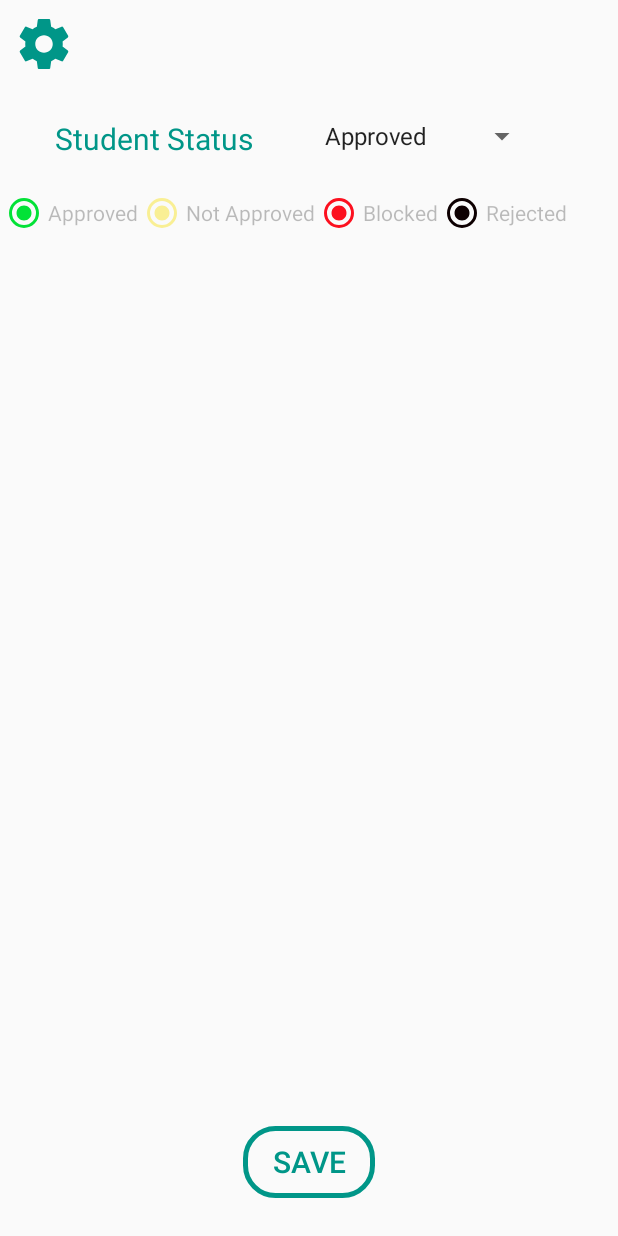
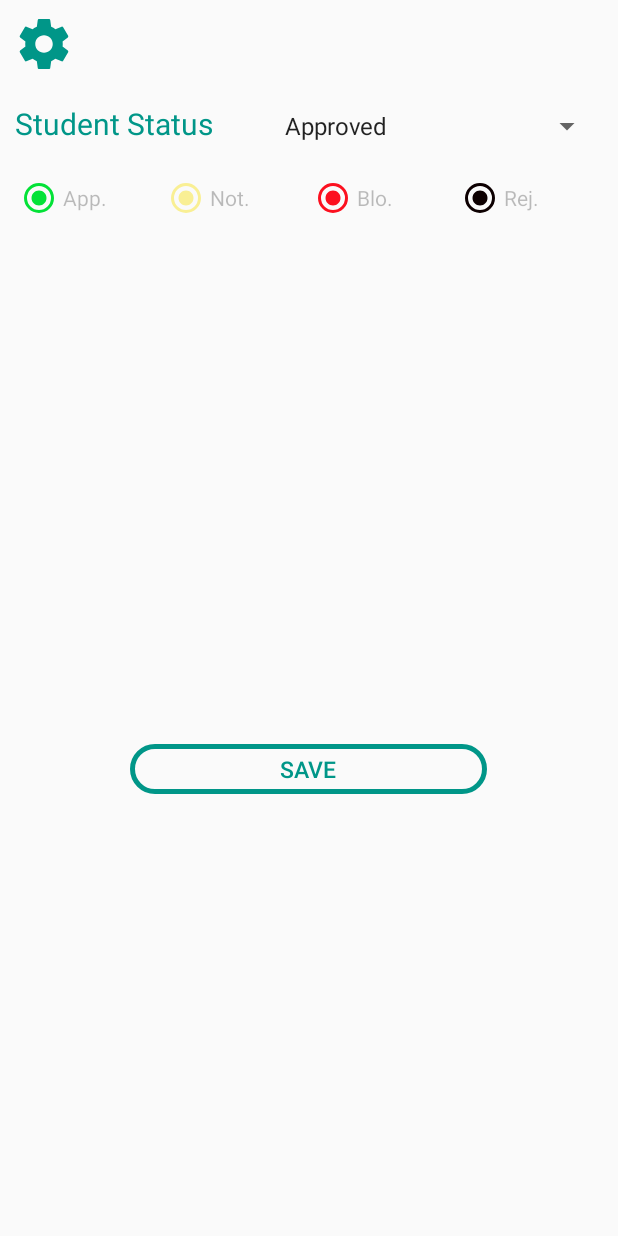
Before and after one commit to abdullahayyad/Teacher_Group1, an Android app: the fragment ManageUserFragment placed in its activity, on a phone screen of 412 x 824 dp. Run offline under Robolectric (Android 15) with nearby library versions, the phone set to English and light mode, and no system bars; 1 statement that could not run was skipped.

Commit message:
design manager user

```diff
--- a/app/src/main/res/layout/fragment_manage_user.xml
+++ b/app/src/main/res/layout/fragment_manage_user.xml
@@ -1,98 +1,114 @@
 <?xml version="1.0" encoding="utf-8"?>
-<RelativeLayout
+<LinearLayout
     xmlns:android="http://schemas.android.com/apk/res/android"
+    android:layout_width="match_parent"
+    android:layout_height="match_parent"
     android:orientation="vertical"
-    android:layout_width="match_parent"
-    android:layout_height="match_parent">
-    <TextView
-        android:layout_width="wrap_content"
-        android:layout_height="wrap_content"
-        android:text="Student Status"
-        android:textSize="20sp"
-        android:textColor="#009688"
-        android:id="@+id/textView"
-        android:layout_marginTop="20dp"
-        android:layout_alignParentTop="true"
-        android:layout_toLeftOf="@+id/spinner"
-        android:layout_toStartOf="@+id/spinner"
-        android:layout_marginRight="40dp"
-        android:layout_marginEnd="40dp" />
-    <Spinner
-        android:layout_width="150dp"
-        android:layout_height="wrap_content"
-        android:layout_marginRight="53dp"
-        android:id="@+id/spinner"
-        android:layout_marginEnd="53dp"
-        android:layout_alignTop="@+id/textView"
-        android:layout_alignParentRight="true"
-        android:layout_alignParentEnd="true"
-        ></Spinner>
+    android:layout_margin="10dp"
+
+    >
 
     <LinearLayout
         android:layout_width="match_parent"
         android:layout_height="wrap_content"
+
+        >
+
+        <TextView
+            android:id="@+id/textView"
+            android:layout_width="wrap_content"
+            android:layout_height="wrap_content"
+            android:layout_alignParentTop="true"
+            android:layout_marginEnd="40dp"
+            android:layout_marginRight="40dp"
+            android:layout_toLeftOf="@+id/spinner"
+            android:layout_toStartOf="@+id/spinner"
+            android:text="Student Status"
+            android:textColor="#009688"
+            android:textSize="20sp" />
+
+        <Spinner
+            android:id="@+id/spinner"
+            android:layout_width="match_parent"
+            android:layout_height="wrap_content"
+
+            >
+
+        </Spinner>
+    </LinearLayout>
+
+    <LinearLayout
         android:id="@+id/linearLayout"
-        android:orientation="horizontal"
-        android:layout_below="@+id/textView"
-        android:layout_alignParentLeft="true"
-        android:layout_alignParentStart="true"
-        android:layout_marginTop="20dp">
-
+        android:layout_width="match_parent"
+        android:layout_height="40dp"
+        android:layout_marginTop="20dp"
+        android:orientation="horizontal">
 
 
         <RadioButton
             android:id="@+id/radioButton2"
-        android:layout_width="wrap_content"
+            android:layout_width="0dp"
+            android:layout_weight="1"
             android:layout_height="wrap_content"
             android:buttonTint="#03e237"
-        android:text="Approved"
+            android:checked="true"
             android:enabled="false"
+            android:text="App." />
+
+        <RadioButton
+            android:id="@+id/radioButton3"
+            android:layout_width="0dp"
+            android:layout_weight="1"
+            android:layout_height="wrap_content"
+            android:buttonTint="#f9ef94"
             android:checked="true"
+            android:enabled="false"
+            android:text="Not." />
+
+        <RadioButton
+            android:layout_width="0dp"
+            android:layout_weight="1"
+            android:layout_height="wrap_content"
+            android:buttonTint="#fc101f"
+            android:checked="true"
+            android:enabled="false"
+            android:text="Blo." />
+
+        <RadioButton
+            android:layout_width="0dp"
+            android:layout_weight="1"
+            android:layout_height="wrap_content"
+            android:buttonTint="#0d0001"
+            android:checked="true"
+            android:enabled="false"
+            android:text="Rej." />
+    </LinearLayout>
+
+
+    <android.support.v7.widget.RecyclerView
+        android:id="@+id/list_user"
+        android:layout_width="match_parent"
+        android:layout_height="300dp"
+        android:layout_marginTop="20dp">
+
+    </android.support.v7.widget.RecyclerView>
+
+    <Button
+        android:layout_width="wrap_content"
+        android:paddingLeft="100dp"
+        android:paddingRight="100dp"
+        android:layout_height="33dp"
+        android:layout_gravity="center"
+        android:layout_marginBottom="10dp"
+        android:background="@drawable/shape"
+        android:text="Save"
+        android:textColor="#009688"
+        android:textSize="15sp"
+        android:layout_marginTop="20dp"
+
+
         />
 
-<RadioButton
-    android:layout_width="wrap_content"
-    android:layout_height="wrap_content"
-    android:buttonTint="#f9ef94"
-    android:enabled="false"
-    android:checked="true"
-    android:text="Not Approved"
-    android:id="@+id/radioButton3"
-    />
 
-    <RadioButton
-        android:layout_width="wrap_content"
-        android:layout_height="wrap_content"
-        android:buttonTint="#fc101f"
-        android:enabled="false"
-        android:text="Blocked"
-         android:checked="true"
-         />
-    <RadioButton
-        android:layout_width="wrap_content"
-        android:layout_height="wrap_content"
-        android:buttonTint="#0d0001"
-        android:enabled="false"
-        android:text="Rejected"
-        android:checked="true"
-        />
+
 </LinearLayout>
-    <android.support.v7.widget.RecyclerView
-        android:layout_width="match_parent"
-        android:layout_height="350dp"
-         android:id="@+id/list_user"
-        android:layout_centerVertical="true"
-        android:layout_alignParentLeft="true"
-        android:layout_alignParentStart="true"></android.support.v7.widget.RecyclerView>
-    <Button
-        android:layout_width="wrap_content"
-        android:layout_height="wrap_content"
-        android:text="Save"
-        android:textSize="20sp"
-        android:layout_marginBottom="25dp"
-        android:background="@drawable/shape"
-        android:textColor="#009688"
-        android:layout_alignParentBottom="true"
-        android:layout_centerHorizontal="true" />
-
-</RelativeLayout>
```
Lines whose indentation alone changed are shown as unchanged.
